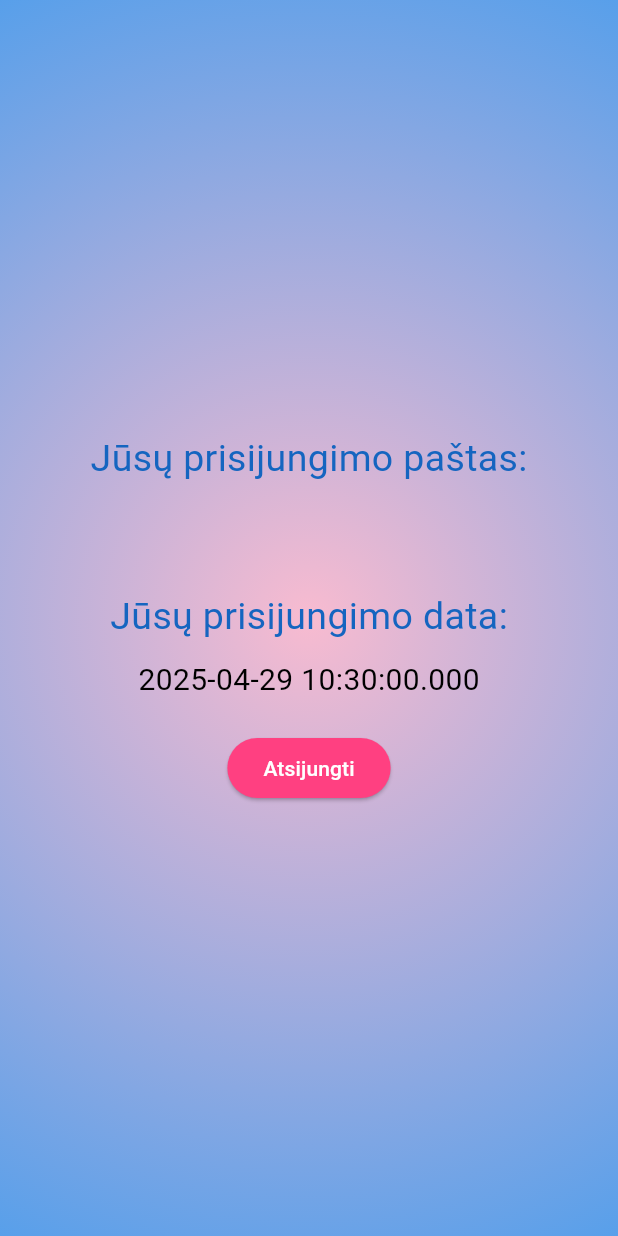
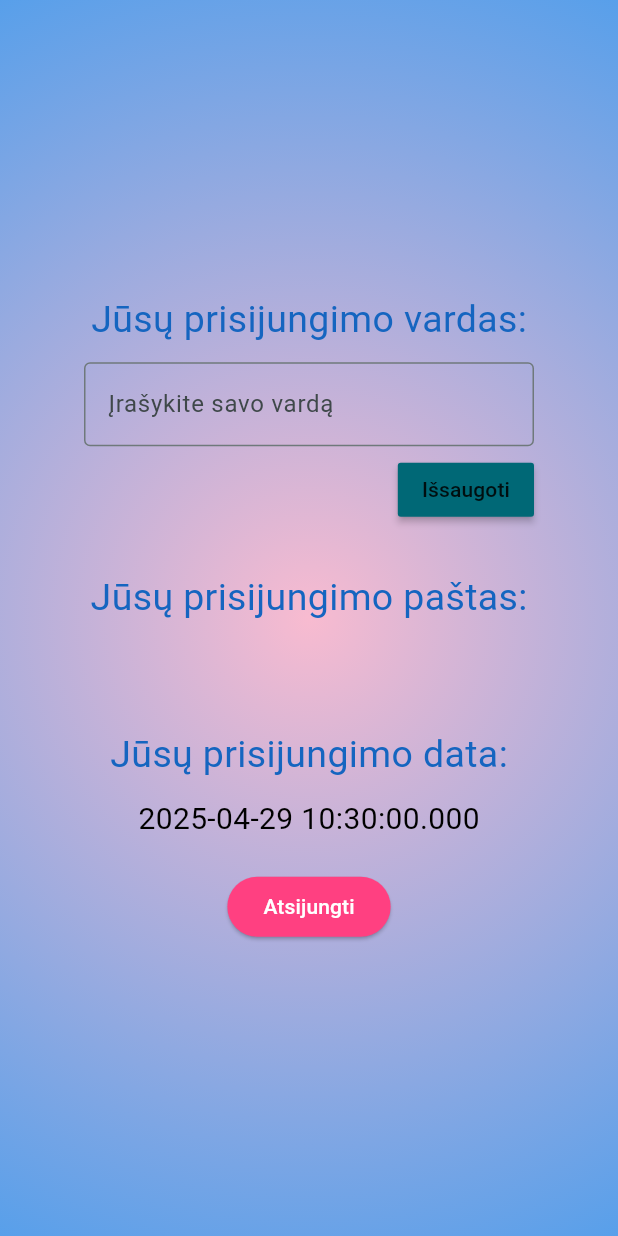
Before and after one commit to PukisCarol/KenGuRuu, a Flutter app: the ProfilePage screen opened directly, on a phone screen of 412 x 824 dp. Run offline on Flutter 3.47's test engine with Material 3 defaults, Android fonts, the phone set to English and light mode, and no system bars; drawn by our look-alikes of calendar_view; our stand-ins replace cloud_firestore, firebase_auth, firebase_core, fluttertoast, google_fonts; accounts and stored records are empty.

Commit message:
Profilio vardas ir uzduotys duombazej
gali susikurt profilio varda ir uzduotys dabar issisaugo duombazej ir kai prisijungi rodo tas uzduotis 🙏

```diff
--- a/lib/pages/ProfilePage.dart
+++ b/lib/pages/ProfilePage.dart
@@ -1,6 +1,9 @@
 import 'package:flutter/material.dart';
 import 'package:firebase_auth/firebase_auth.dart';
 import '../Services/auth_services.dart';
+import 'package:kenguruu/pages/ToDoPageDialogButtons.dart';
+import 'package:cloud_firestore/cloud_firestore.dart';
+import '../Services/firestore_services.dart';
 
 class ProfilePage extends StatefulWidget {
   const ProfilePage({super.key, required this.title});
@@ -13,20 +16,49 @@ class ProfilePage extends StatefulWidget {
 
 class _ProfilePageState extends State<ProfilePage> {
   User? user;
+  final _controller = TextEditingController();
 
   @override
   void initState() {
     super.initState();
+    loadUserName();
     user = FirebaseAuth.instance.currentUser;
+  }
+
+  void loadUserName() async {
+    final name = await FirestoreService().getUsername();
+    if (name != null) {
+      _controller.text = name;
+    }
   }
 
   Future<void> signout() async {
     await AuthService().signout(context: context);
   }
 
+  List names = [
+  ];
+
+  void saveName() async {
+    final uid = FirebaseAuth.instance.currentUser?.uid;
+    final name = _controller.text.trim();
+
+    if (uid != null && name.isNotEmpty) {
+      await FirebaseFirestore.instance.collection('users').doc(uid).set({
+        'username': name,
+      }, SetOptions(
+          merge: true)); // merge so it doesn't overwrite existing data
+
+      setState(() {
+        names.add(_controller.text);
+      });
+    }
+  }
+
     @override
     Widget build(BuildContext context) {
-    String? registrationDate = user?.metadata.creationTime?.toLocal().toString();
+      String? registrationDate = user?.metadata.creationTime?.toLocal()
+          .toString();
       return Scaffold(
         body: Stack(
           children: [
@@ -35,11 +67,11 @@ class _ProfilePageState extends State<ProfilePage> {
               decoration: BoxDecoration(
                 gradient: RadialGradient(
                   colors: [
-                  Colors.pink.shade100,  // Light pink for the outer area
-                  Colors.blue.shade500,  // Blue for the center
+                    Colors.pink.shade100, // Light pink for the outer area
+                    Colors.blue.shade500, // Blue for the center
                   ],
-                center: Alignment.center,  // Center the gradient
-                radius: 1.5,  // Full radius (spreads to full screen)
+                  center: Alignment.center, // Center the gradient
+                  radius: 1.5, // Full radius (spreads to full screen)
                 ),
               ),
             ),
@@ -49,6 +81,36 @@ class _ProfilePageState extends State<ProfilePage> {
                 mainAxisSize: MainAxisSize.min,
                 crossAxisAlignment: CrossAxisAlignment.center,
                 children: [
+                  Text(
+                    'Jūsų prisijungimo vardas:',
+                    style: TextStyle(fontSize: 25, color: Colors.blue.shade800),
+                  ),
+                  SizedBox(height: 10),
+                  SizedBox(
+                    width: 300,
+                    child: Column(
+                      crossAxisAlignment: CrossAxisAlignment.stretch,
+                      children: [
+                        TextField(
+                          controller: _controller,
+                          decoration: InputDecoration(
+                            border: OutlineInputBorder(),
+                            hintText: 'Įrašykite savo vardą',
+                          ),
+                        ),
+                        SizedBox(height: 5),
+                        Align(
+                          alignment: Alignment.centerRight,
+                          child: MyButton(
+                            key: Key('save_button'),
+                            text: 'Išsaugoti',
+                            onPressed: saveName,
+                          ),
+                        ),
+                      ],
+                    ),
+                  ),
+                  SizedBox(height: 30),
                   Text(
                     'Jūsų prisijungimo paštas:',
                     style: TextStyle(fontSize: 25, color: Colors.blue.shade800),
@@ -72,8 +134,8 @@ class _ProfilePageState extends State<ProfilePage> {
                   ElevatedButton(
                     onPressed: signout,
                     style: ElevatedButton.styleFrom(
-                    backgroundColor: Colors.pinkAccent,  // Pink button
-                    foregroundColor: Colors.white,  // White text
+                      backgroundColor: Colors.pinkAccent, // Pink button
+                      foregroundColor: Colors.white, // White text
                     ),
                     child: Text('Atsijungti'),
                   ),
```
Also changed, not shown: lib/Services/firestore_services.dart (added, +54 -0 lines), lib/pages/ToDoListPage.dart (+27 -33 lines). Lines whose indentation alone changed are shown as unchanged.
